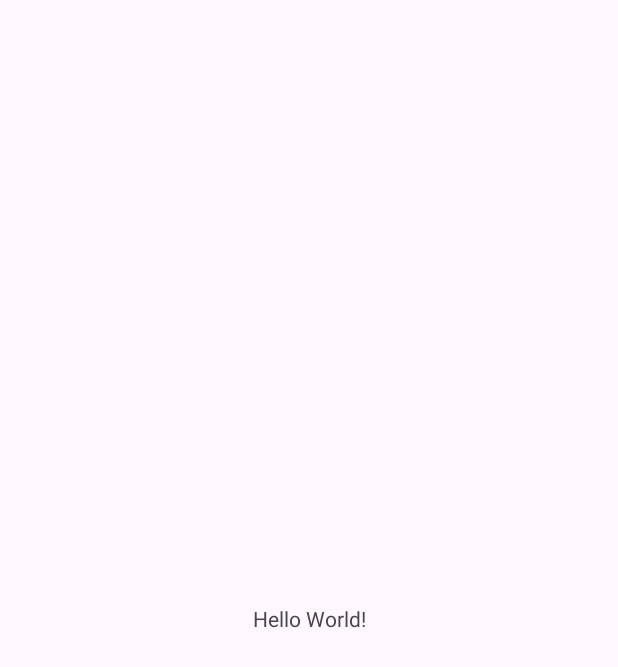
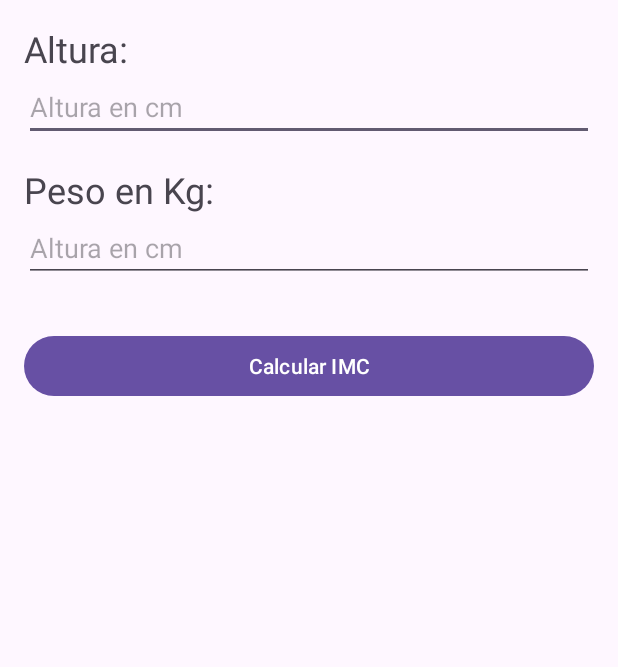
Before and after one commit to edixontech/Calculator-IMB, an Android app: the screen it shows after launch (MainActivity), on a phone screen of 412 x 824 dp. Before the commit the part shown is almost empty. Shown: the top 667 px of the screen. Run offline under Robolectric (Android 15) with nearby library versions, the phone set to English and light mode, and no system bars.

Commit message:
First concept of the app

```diff
--- a/app/build.gradle.kts
+++ b/app/build.gradle.kts
@@ -5,12 +5,12 @@ plugins {
 
 android {
     namespace = "com.example.calculator_imb"
-    compileSdk = 34
+    compileSdk = 35
 
     defaultConfig {
         applicationId = "com.example.calculator_imb"
         minSdk = 26
-        targetSdk = 34
+        targetSdk = 35
         versionCode = 1
         versionName = "1.0"
 
--- a/app/src/main/java/com/example/calculator_imb/MainActivity.kt
+++ b/app/src/main/java/com/example/calculator_imb/MainActivity.kt
@@ -2,10 +2,25 @@ package com.example.calculator_imb
 
 import androidx.appcompat.app.AppCompatActivity
 import android.os.Bundle
+import android.widget.Button
+import android.widget.EditText
+import com.google.android.material.snackbar.BaseTransientBottomBar
+import java.awt.font.TextAttribute
 
 class MainActivity : AppCompatActivity() {
+
+    lateinit var heightEditText : EditText
+    lateinit var weightEditText:EditText
+    lateinit var calculateBottomBar: Button
+
+
     override fun onCreate(savedInstanceState: Bundle?) {
         super.onCreate(savedInstanceState)
         setContentView(R.layout.activity_main)
+
+        heightEditText= findViewById(R.id.heigtEditText)
+        weightEditText= findViewById(R.id.weigtEditTex)
+        calculateBottomBar = findViewById(R.id.button)
+
     }
 }
--- a/app/src/main/res/layout/activity_main.xml
+++ b/app/src/main/res/layout/activity_main.xml
@@ -1,18 +1,52 @@
 <?xml version="1.0" encoding="utf-8"?>
-<androidx.constraintlayout.widget.ConstraintLayout xmlns:android="http://schemas.android.com/apk/res/android"
+<LinearLayout xmlns:android="http://schemas.android.com/apk/res/android"
     xmlns:app="http://schemas.android.com/apk/res-auto"
     xmlns:tools="http://schemas.android.com/tools"
     android:layout_width="match_parent"
     android:layout_height="match_parent"
-    tools:context=".MainActivity">
+    tools:context=".MainActivity"
+    android:orientation="vertical"
+    android:padding="16dp">
+
 
     <TextView
-        android:layout_width="wrap_content"
+        android:layout_width="match_parent"
         android:layout_height="wrap_content"
-        android:text="Hello World!"
-        app:layout_constraintBottom_toBottomOf="parent"
-        app:layout_constraintEnd_toEndOf="parent"
-        app:layout_constraintStart_toStartOf="parent"
-        app:layout_constraintTop_toTopOf="parent" />
+        android:text="Altura:"
+        android:textSize="24sp"/>
 
-</androidx.constraintlayout.widget.ConstraintLayout>
+    <EditText
+        android:id="@+id/heigtEditText"
+        android:layout_width="match_parent"
+        android:layout_height="wrap_content"
+        android:hint="Altura en cm"
+        android:inputType="number"/>
+
+
+    <TextView
+        android:layout_width="match_parent"
+        android:layout_height="wrap_content"
+        android:text="Peso en Kg:"
+        android:textSize="24sp"
+        android:layout_marginTop="16dp"/>
+
+
+    <EditText
+        android:id="@+id/weigtEditTex"
+        android:layout_width="match_parent"
+        android:layout_height="wrap_content"
+        android:hint="Altura en cm"
+        android:inputType="number"/>
+
+    <Button
+        android:id="@+id/button"
+        android:layout_width="match_parent"
+        android:layout_height="wrap_content"
+        android:text="Calcular IMC"
+        android:layout_gravity="center"
+        android:layout_marginTop="32dp"/>
+
+
+
+
+        </LinearLayout>
```
